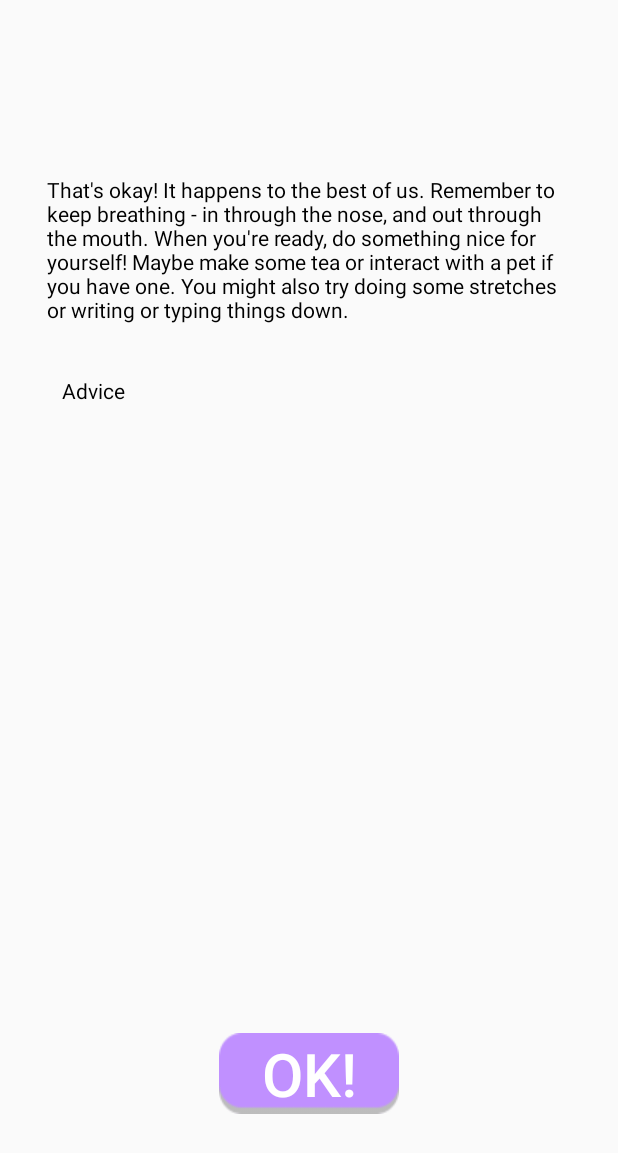
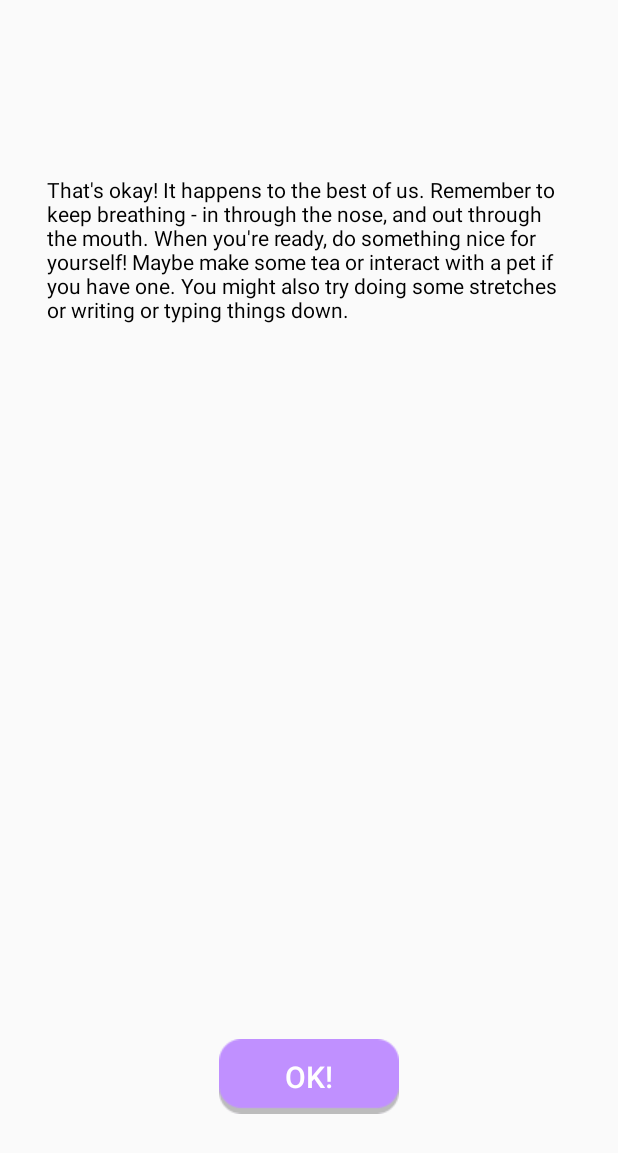
Before and after one commit to CUBoulder-2017-IML4HCI/virtual-service-dog, an Android app: the HelpQ1Activity screen opened directly, with no data from a screen before it, after a tap on "NO", on a phone screen of 412 x 824 dp. Shown: the top 1153 px of the screen. Run offline under Robolectric (Android 15) with nearby library versions, the phone set to English and light mode, and no system bars.

Commit message:
Fixed some dimensions

```diff
--- a/app/src/main/res/layout/activity_display_message.xml
+++ b/app/src/main/res/layout/activity_display_message.xml
@@ -16,7 +16,6 @@
         android:layout_height="wrap_content"
         android:text="New Text"
         android:id="@+id/textView"
-        android:textSize="25sp"
         android:layout_marginTop="209dp"
         android:layout_alignParentTop="true"
         android:layout_centerHorizontal="true" />
@@ -33,7 +32,7 @@
         android:layout_marginLeft="59dp"
         android:layout_marginStart="59dp"
         android:background="@drawable/buttonsmall"
-        android:textSize="60px"
+        android:textSize="20dp"
         android:textColor="#ffffff" />
 
     <Button
@@ -48,6 +47,6 @@
         android:layout_marginEnd="31dp"
         android:layout_marginTop="80dp"
         android:background="@drawable/buttonsmall"
-        android:textSize="60px"
+        android:textSize="20dp"
         android:textColor="#ffffff" />
 </RelativeLayout>
--- a/app/src/main/res/layout/breath.xml
+++ b/app/src/main/res/layout/breath.xml
@@ -38,7 +38,7 @@
         android:layout_centerHorizontal="true"
         android:layout_marginBottom="70dp"
         android:background="@drawable/button"
-        android:textSize="60px"
+        android:textSize="20dp"
         android:textColor="#ffffff" />
 
 </RelativeLayout>
--- a/app/src/main/res/layout/help_advice.xml
+++ b/app/src/main/res/layout/help_advice.xml
@@ -20,7 +20,7 @@
 
         android:text="ok!"
         android:background="@drawable/buttonsmall"
-        android:textSize="60px"
+        android:textSize="20dp"
         android:textColor="#ffffff"
         android:layout_alignParentBottom="true"
         android:layout_centerHorizontal="true"
@@ -50,15 +50,6 @@
         android:layout_alignParentLeft="true"
         android:layout_alignParentStart="true">
 
-        <TextView
-            android:id="@+id/adviceText"
-            android:layout_width="match_parent"
-            android:layout_height="wrap_content"
-            android:layout_marginTop="14dp"
-            android:padding="25sp"
-            android:text="Advice"
-            android:textColor="#000" />
-
     </ScrollView>
 
 </RelativeLayout>
--- a/app/src/main/res/layout/help_question.xml
+++ b/app/src/main/res/layout/help_question.xml
@@ -23,7 +23,7 @@
         android:layout_marginEnd="30dp"
         android:layout_marginBottom="89dp"
         android:background="@drawable/buttonsmall"
-        android:textSize="60px"
+        android:textSize="20dp"
         android:textColor="#ffffff" />
 
     <TextView
@@ -49,7 +49,7 @@
         android:layout_marginLeft="30dp"
         android:layout_marginStart="30dp"
         android:background="@drawable/buttonsmall"
-        android:textSize="60px"
+        android:textSize="20dp"
         android:textColor="#ffffff" />
 
 </RelativeLayout>
```
